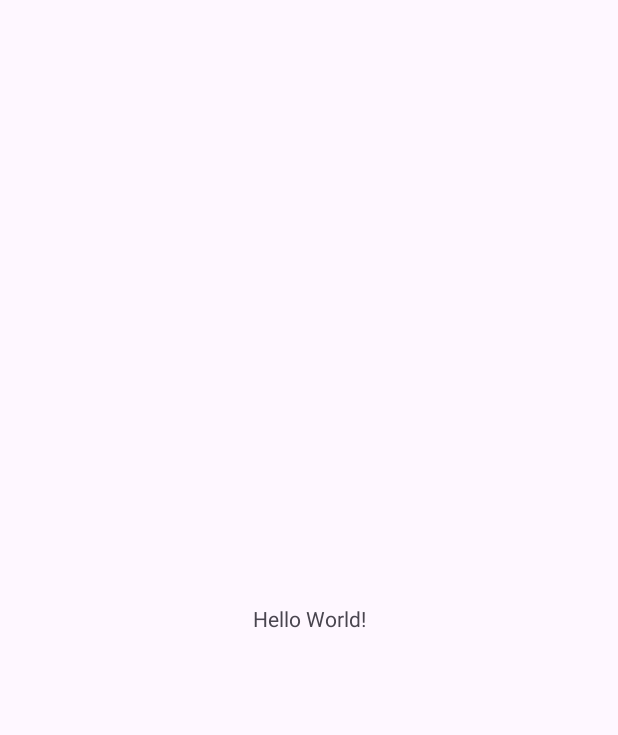
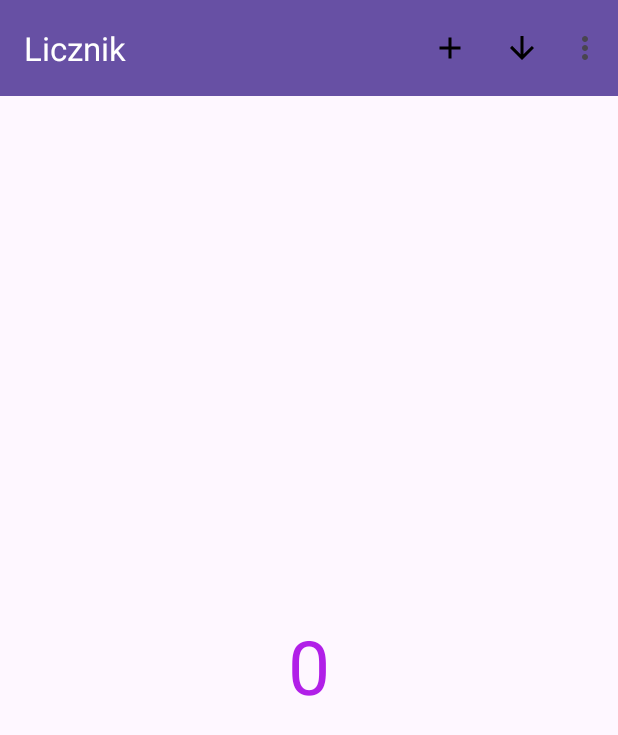
Before and after one commit to asylium0/Licznik-z-paskiem, an Android app: the screen it shows after launch (MainActivity), on a phone screen of 412 x 824 dp. Before the commit the part shown is almost empty. Shown: the top 735 px of the screen. Run offline under Robolectric (Android 15) with nearby library versions, the phone set to English and light mode, and no system bars.

Commit message:
feat: całe zadanie

```diff
--- a/app/src/main/java/com/example/licznikzpaskiem/MainActivity.java
+++ b/app/src/main/java/com/example/licznikzpaskiem/MainActivity.java
@@ -1,24 +1,89 @@
 package com.example.licznikzpaskiem;
 
 import android.os.Bundle;
+import android.view.Menu;
+import android.view.MenuItem;
+import android.widget.TextView;
+import android.widget.Toast;
 
 import androidx.activity.EdgeToEdge;
+import androidx.appcompat.app.AlertDialog;
 import androidx.appcompat.app.AppCompatActivity;
+import androidx.appcompat.widget.Toolbar;
 import androidx.core.graphics.Insets;
 import androidx.core.view.ViewCompat;
 import androidx.core.view.WindowInsetsCompat;
 
 public class MainActivity extends AppCompatActivity {
+    private Toolbar toolbar;
+    private TextView tvCounter;
+    private int number = 0;
 
     @Override
     protected void onCreate(Bundle savedInstanceState) {
         super.onCreate(savedInstanceState);
         EdgeToEdge.enable(this);
         setContentView(R.layout.activity_main);
+
+        toolbar = findViewById(R.id.toolbar);
+        tvCounter = findViewById(R.id.tvCounter);
+
+        setSupportActionBar(toolbar);
+        tvCounter.setText(String.valueOf(number));
+
         ViewCompat.setOnApplyWindowInsetsListener(findViewById(R.id.main), (v, insets) -> {
             Insets systemBars = insets.getInsets(WindowInsetsCompat.Type.systemBars());
             v.setPadding(systemBars.left, systemBars.top, systemBars.right, systemBars.bottom);
             return insets;
         });
     }
+    @Override
+    public boolean onCreateOptionsMenu(Menu menu) {
+        getMenuInflater().inflate(R.menu.menu_main, menu);
+        return true;
+    }
+
+    @Override
+    public boolean onOptionsItemSelected(MenuItem item) {
+        int id = item.getItemId();
+
+        if (id == R.id.action_plus) {
+            number += 1;
+            changeValue();
+            return true;
+        } else if (id == R.id.action_minus) {
+            validateMinus();
+            return true;
+        } else if (id == R.id.action_zero) {
+            confirmZero();
+            return true;
+        }
+
+        return super.onOptionsItemSelected(item);
+    }
+
+    private void validateMinus(){
+        if(number == 0){
+            Toast.makeText(this, getString(R.string.error), Toast.LENGTH_SHORT).show();
+            return;
+        }
+        number -= 1;
+        changeValue();
+    }
+
+    private void changeValue(){
+        tvCounter.setText(String.valueOf(number));
+        setTitle(getString(R.string.title, number));
+    }
+
+    private void confirmZero(){
+        new AlertDialog.Builder(this)
+                .setTitle(R.string.confirm_title)
+                .setMessage(R.string.confirm_message)
+                .setPositiveButton(R.string.yes, (dialog, which) -> {number = 0; changeValue();})
+                .setNegativeButton(R.string.no, null)
+                .show();
+    }
+
+
 }
--- /dev/null
+++ b/app/src/main/res/drawable/ic_minus.xml
@@ -0,0 +1,20 @@
+<!--
+  ~ Copyright (C) 2026 The Android Open Source Project
+  ~
+  ~ Licensed under the Apache License, Version 2.0 (the "License");
+  ~ you may not use this file except in compliance with the License.
+  ~ You may obtain a copy of the License at
+  ~
+  ~      http://www.apache.org/licenses/LICENSE-2.0
+  ~
+  ~ Unless required by applicable law or agreed to in writing, software
+  ~ distributed under the License is distributed on an "AS IS" BASIS,
+  ~ WITHOUT WARRANTIES OR CONDITIONS OF ANY KIND, either express or implied.
+  ~ See the License for the specific language governing permissions and
+  ~ limitations under the License.
+  -->
+<vector xmlns:android="http://schemas.android.com/apk/res/android" android:height="24dp" android:tint="#000000" android:viewportHeight="24" android:viewportWidth="24" android:width="24dp">
+
+    <path android:fillColor="@android:color/white" android:pathData="M20,12l-1.41,-1.41L13,16.17V4h-2v12.17l-5.58,-5.59L4,12l8,8 8,-8z"/>
+
+</vector>
--- /dev/null
+++ b/app/src/main/res/drawable/ic_plus.xml
@@ -0,0 +1,20 @@
+<!--
+  ~ Copyright (C) 2026 The Android Open Source Project
+  ~
+  ~ Licensed under the Apache License, Version 2.0 (the "License");
+  ~ you may not use this file except in compliance with the License.
+  ~ You may obtain a copy of the License at
+  ~
+  ~      http://www.apache.org/licenses/LICENSE-2.0
+  ~
+  ~ Unless required by applicable law or agreed to in writing, software
+  ~ distributed under the License is distributed on an "AS IS" BASIS,
+  ~ WITHOUT WARRANTIES OR CONDITIONS OF ANY KIND, either express or implied.
+  ~ See the License for the specific language governing permissions and
+  ~ limitations under the License.
+  -->
+<vector xmlns:android="http://schemas.android.com/apk/res/android" android:height="24dp" android:tint="#000000" android:viewportHeight="960" android:viewportWidth="960" android:width="24dp">
+
+    <path android:fillColor="@android:color/white" android:pathData="M440,520L200,520L200,440L440,440L440,200L520,200L520,440L760,440L760,520L520,520L520,760L440,760L440,520Z"/>
+
+</vector>
--- a/app/src/main/res/layout/activity_main.xml
+++ b/app/src/main/res/layout/activity_main.xml
@@ -1,19 +1,28 @@
 <?xml version="1.0" encoding="utf-8"?>
-<androidx.constraintlayout.widget.ConstraintLayout xmlns:android="http://schemas.android.com/apk/res/android"
+<LinearLayout xmlns:android="http://schemas.android.com/apk/res/android"
     xmlns:app="http://schemas.android.com/apk/res-auto"
     xmlns:tools="http://schemas.android.com/tools"
     android:id="@+id/main"
+    android:orientation="vertical"
     android:layout_width="match_parent"
     android:layout_height="match_parent"
     tools:context=".MainActivity">
 
+    <androidx.appcompat.widget.Toolbar
+        android:id="@+id/toolbar"
+        android:layout_width="match_parent"
+        android:layout_height="?attr/actionBarSize"
+        android:background="?attr/colorPrimary"
+        app:title="@string/title_default"
+        app:titleTextColor="#FFFFFF"/>
+
     <TextView
-        android:layout_width="wrap_content"
-        android:layout_height="wrap_content"
-        android:text="Hello World!"
-        app:layout_constraintBottom_toBottomOf="parent"
-        app:layout_constraintEnd_toEndOf="parent"
-        app:layout_constraintStart_toStartOf="parent"
-        app:layout_constraintTop_toTopOf="parent" />
+        android:id="@+id/tvCounter"
+        android:layout_width="match_parent"
+        android:layout_height="match_parent"
+        android:textSize="50sp"
+        android:textColor="#B11FE8"
+        android:gravity="center"
+        tools:text="0"/>
 
-</androidx.constraintlayout.widget.ConstraintLayout>
+</LinearLayout>
--- /dev/null
+++ b/app/src/main/res/menu/menu_main.xml
@@ -0,0 +1,20 @@
+<?xml version="1.0" encoding="utf-8"?>
+<menu xmlns:android="http://schemas.android.com/apk/res/android"
+    xmlns:app="http://schemas.android.com/apk/res-auto">
+    <item
+        android:id="@+id/action_plus"
+        android:icon="@drawable/ic_plus"
+        android:title="@string/action_plus"
+        app:showAsAction="always" />
+
+    <item
+        android:id="@+id/action_minus"
+        android:icon="@drawable/ic_minus"
+        android:title="@string/action_minus"
+        app:showAsAction="always" />
+
+    <item
+        android:id="@+id/action_zero"
+        android:title="@string/action_zero"
+        app:showAsAction="never" />
+</menu>
--- a/app/src/main/res/values/strings.xml
+++ b/app/src/main/res/values/strings.xml
@@ -1,3 +1,18 @@
 <resources>
     <string name="app_name">Licznik z paskiem</string>
+
+    <string name="action_plus">Licznik z paskiem</string>
+    <string name="action_minus">Licznik z paskiem</string>
+    <string name="action_zero">Licznik z paskiem</string>
+
+    <string name="title">Licznik: %d</string>
+    <string name="title_default">Licznik</string>
+
+    <string name="confirm_title">Na pewno?</string>
+    <string name="confirm_message">Wyzerować?</string>
+    <string name="yes">Tak</string>
+    <string name="no">Nie</string>
+    <string name="error">Nie można poniżej 0</string>
+
+
 </resources>
```
